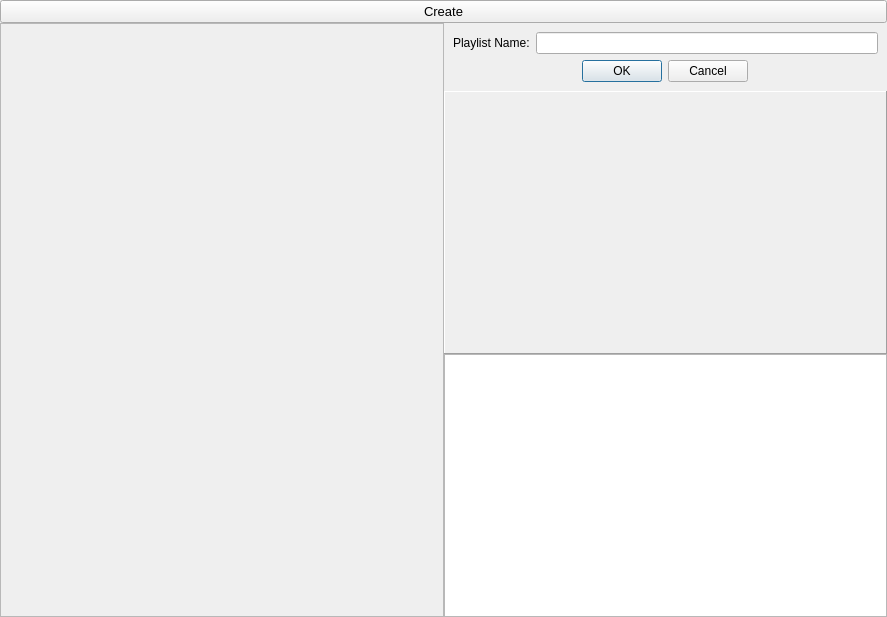
3d2069940/player, file forms/playlisttab.ui: the form before one commit.
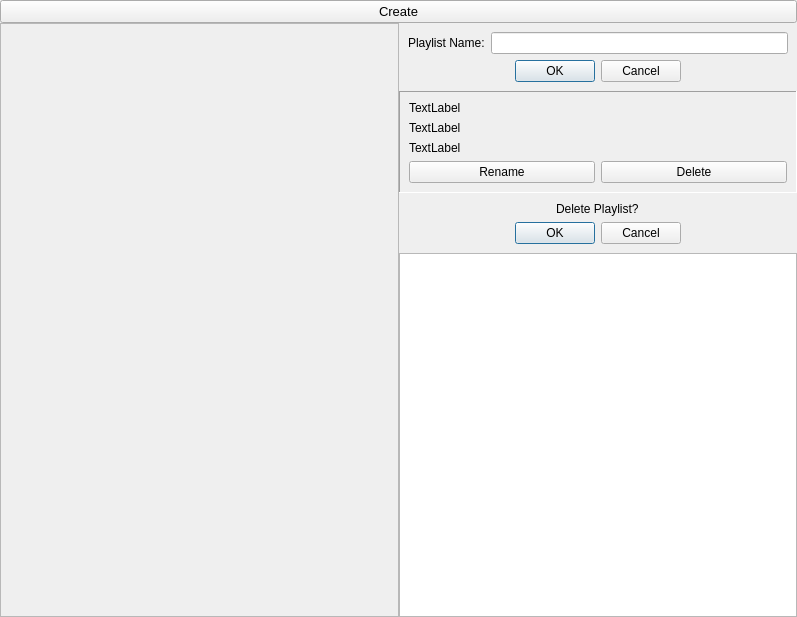
The form after the commit.

```diff
--- a/forms/playlisttab.ui
+++ b/forms/playlisttab.ui
@@ -6,7 +6,7 @@
    <rect>
     <x>0</x>
     <y>0</y>
-    <width>887</width>
+    <width>797</width>
     <height>617</height>
    </rect>
   </property>
@@ -59,7 +59,7 @@
            <rect>
             <x>0</x>
             <y>0</y>
-            <width>435</width>
+            <width>390</width>
             <height>567</height>
            </rect>
           </property>
@@ -101,27 +101,77 @@
             <enum>QFrame::Panel</enum>
            </property>
            <property name="frameShadow">
-            <enum>QFrame::Raised</enum>
+            <enum>QFrame::Sunken</enum>
            </property>
            <layout class="QVBoxLayout" name="verticalLayout_4">
             <item>
-             <spacer name="verticalSpacer">
-              <property name="orientation">
-               <enum>Qt::Vertical</enum>
+             <widget class="QLabel" name="playlistNameLabel">
+              <property name="text">
+               <string>TextLabel</string>
               </property>
-              <property name="sizeHint" stdset="0">
-               <size>
-                <width>20</width>
-                <height>40</height>
-               </size>
+             </widget>
+            </item>
+            <item>
+             <widget class="QLabel" name="playlistCreationTimeLabel">
+              <property name="text">
+               <string>TextLabel</string>
               </property>
-             </spacer>
+             </widget>
             </item>
+            <item>
+             <widget class="QLabel" name="playlistUpdateTimeLabel">
+              <property name="text">
+               <string>TextLabel</string>
+              </property>
+             </widget>
+            </item>
+            <item>
+             <layout class="QHBoxLayout" name="playlistControlsLayout">
+              <item>
+               <widget class="QPushButton" name="playlistRenameButton">
+                <property name="text">
+                 <string>Rename</string>
+                </property>
+               </widget>
+              </item>
+              <item>
+               <widget class="QPushButton" name="playlistDeleteButton">
+                <property name="text">
+                 <string>Delete</string>
+                </property>
+               </widget>
+              </item>
+             </layout>
+            </item>
            </layout>
           </widget>
          </item>
          <item>
-          <widget class="QListWidget" name="listWidget_2"/>
+          <widget class="QFrame" name="playlistConfirmRemovingFrame">
+           <layout class="QVBoxLayout" name="verticalLayout_5">
+            <item alignment="Qt::AlignHCenter">
+             <widget class="QLabel" name="playlistConfirmRemovingLabel">
+              <property name="text">
+               <string>Delete Playlist?</string>
+              </property>
+             </widget>
+            </item>
+            <item alignment="Qt::AlignHCenter">
+             <widget class="QDialogButtonBox" name="playlistConfirmRemovingButtonBox">
+              <property name="standardButtons">
+               <set>QDialogButtonBox::Cancel|QDialogButtonBox::Ok</set>
+              </property>
+             </widget>
+            </item>
+           </layout>
+          </widget>
+         </item>
+         <item>
+          <widget class="QListWidget" name="playlistValuesListWidget">
+           <property name="horizontalScrollBarPolicy">
+            <enum>Qt::ScrollBarAlwaysOff</enum>
+           </property>
+          </widget>
          </item>
         </layout>
        </item>
```
Left out of the diff: 24 changed lines with no effect on the pictures.
